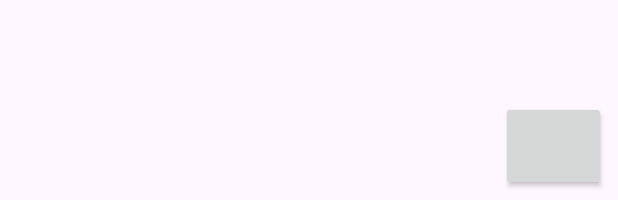
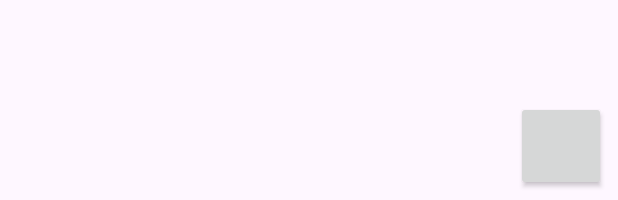
Before and after one commit to vanhnguyen204/PRO1121_DA1, an Android app: the layout fragment__drink.xml on its own in the app's theme, with its tools: preview values and no code run, on a phone screen of 412 x 824 dp. Shown: the part 1033-1233 px from the top of the screen. Run offline under Robolectric (Android 15) with nearby library versions, the phone set to English and light mode, and no system bars.

Commit message:
update-doan

```diff
--- a/app/src/main/res/layout/fragment__drink.xml
+++ b/app/src/main/res/layout/fragment__drink.xml
@@ -30,7 +30,7 @@
         />
     <androidx.appcompat.widget.AppCompatButton
         android:id="@+id/btn_add_drink"
-        android:layout_width="70dp"
+        android:layout_width="60dp"
         android:layout_height="60dp"
         android:layout_alignParentEnd="true"
         android:layout_alignParentBottom="true"
```
